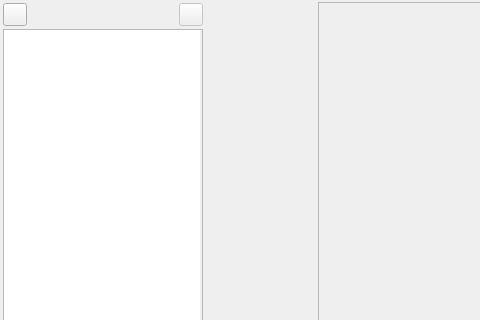
Old version of the form ui/notes_view.ui in the repository zkovari/plotlyst; both pictures show x 0 to 480 and y 0 to 320 of the 632 by 523 pixel window.
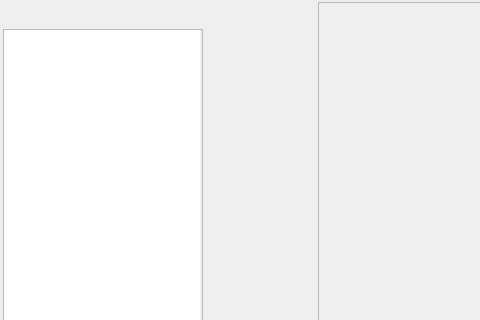
New version of the form. Custom widgets are drawn as their Qt base class.

Patch:
```diff
--- a/ui/notes_view.ui
+++ b/ui/notes_view.ui
@@ -63,6 +63,9 @@
           <property name="text">
            <string/>
           </property>
+          <property name="autoRaise">
+           <bool>true</bool>
+          </property>
          </widget>
         </item>
         <item>
@@ -89,6 +92,9 @@
           <property name="text">
            <string/>
           </property>
+          <property name="autoRaise">
+           <bool>true</bool>
+          </property>
          </widget>
         </item>
        </layout>
```
